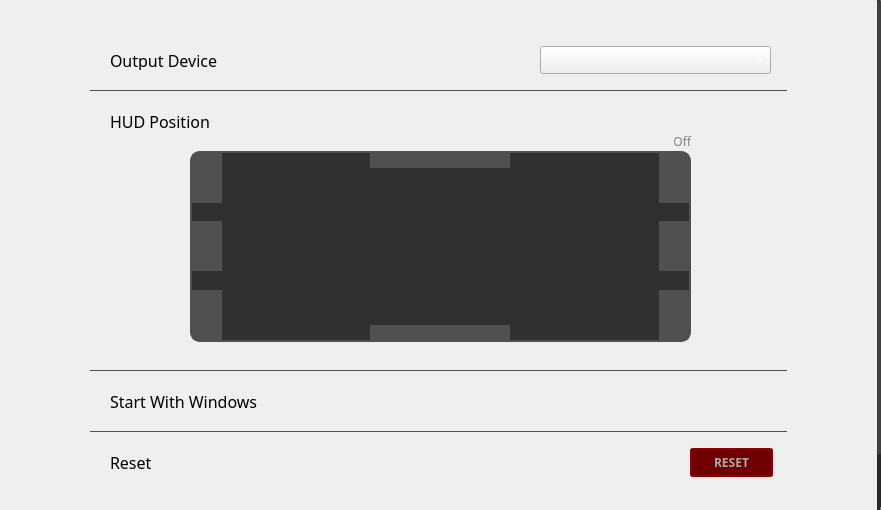
Before: the Qt Designer form qtui/settingsmenu.ui in andre-tm-hui/ReVox, drawn with Qt 5.
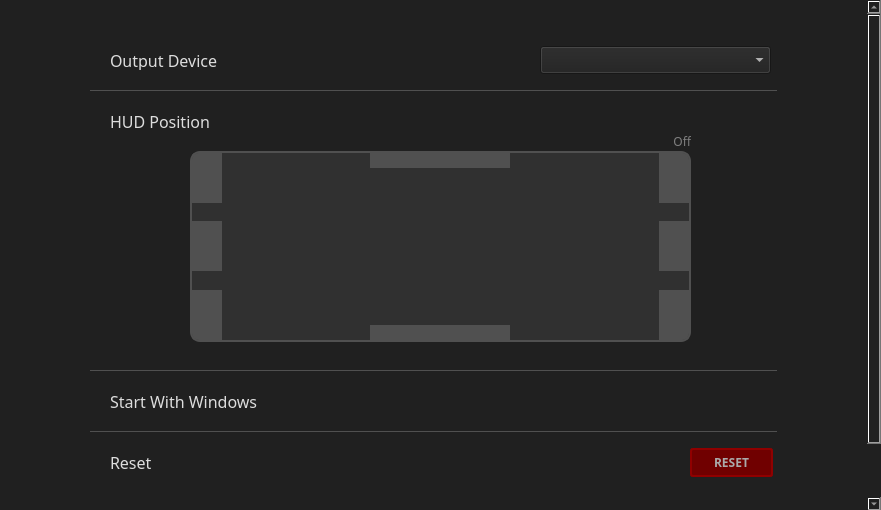
After: the same form once the commit is applied.

The edit to the form file:
```diff
--- a/qtui/settingsmenu.ui
+++ b/qtui/settingsmenu.ui
@@ -13,6 +13,11 @@
   <property name="windowTitle">
    <string>Form</string>
   </property>
+  <property name="styleSheet">
+   <string notr="true">background-color: #202020;
+color: #DDDDDD;
+font-family: &quot;Cascadia Code&quot;;</string>
+  </property>
   <widget class="QScrollArea" name="scrollArea">
    <property name="geometry">
     <rect>
@@ -44,6 +49,8 @@
 
 QScrollBar::sub-page:vertical, QScrollBar::add-page:vertical { background: none; }
 
+QScrollBar::sub-line:vertical, QScrollBar::add-line:vertical { background: none; }
+
 QScrollBar::up-arrow:vertical, QScrollBar::down-arrow:vertical { 
 width: 0px; 
 height: 0px;
@@ -64,7 +71,7 @@
     <property name="geometry">
      <rect>
       <x>0</x>
-      <y>0</y>
+      <y>-18</y>
       <width>877</width>
       <height>573</height>
      </rect>
@@ -143,7 +150,7 @@
          <string>&lt;html&gt;&lt;head/&gt;&lt;body&gt;&lt;p&gt;Set this to your headphones/audio interface. To separate the audio you hear from the audio your recording software hears, see &lt;a href=&quot;https://github.com/andre-tm-hui/VirtualSnS&quot;&gt;&lt;span style=&quot; text-decoration: underline; color:#007af4;&quot;&gt;here&lt;/span&gt;&lt;/a&gt;&lt;/p&gt;&lt;/body&gt;&lt;/html&gt;</string>
         </property>
         <property name="styleSheet">
-         <string notr="true">QToolTip { background: #000000; }</string>
+         <string notr="true"/>
         </property>
         <property name="text">
          <string>Output Device</string>
@@ -391,7 +398,7 @@
          <string>&lt;html&gt;&lt;head/&gt;&lt;body&gt;&lt;p&gt;Change where Voice FX indicators appear on your screen&lt;/p&gt;&lt;/body&gt;&lt;/html&gt;</string>
         </property>
         <property name="styleSheet">
-         <string notr="true">QToolTip { background: #000000; }</string>
+         <string notr="true"/>
         </property>
         <property name="text">
          <string>HUD Position</string>
@@ -438,7 +445,7 @@
          <string>&lt;html&gt;&lt;head/&gt;&lt;body&gt;&lt;p&gt;Set this to your headphones/audio interface. To separate the audio you hear from the audio your recording software hears, see &lt;a href=&quot;https://github.com/andre-tm-hui/VirtualSnS&quot;&gt;&lt;span style=&quot; text-decoration: underline; color:#007af4;&quot;&gt;here&lt;/span&gt;&lt;/a&gt;&lt;/p&gt;&lt;/body&gt;&lt;/html&gt;</string>
         </property>
         <property name="styleSheet">
-         <string notr="true">QToolTip { background: #000000; }</string>
+         <string notr="true"/>
         </property>
         <property name="text">
          <string>Start With Windows</string>
@@ -485,7 +492,7 @@
          <string>&lt;html&gt;&lt;head/&gt;&lt;body&gt;&lt;p&gt;Set this to your headphones/audio interface. To separate the audio you hear from the audio your recording software hears, see &lt;a href=&quot;https://github.com/andre-tm-hui/VirtualSnS&quot;&gt;&lt;span style=&quot; text-decoration: underline; color:#007af4;&quot;&gt;here&lt;/span&gt;&lt;/a&gt;&lt;/p&gt;&lt;/body&gt;&lt;/html&gt;</string>
         </property>
         <property name="styleSheet">
-         <string notr="true">QToolTip { background: #000000; }</string>
+         <string notr="true"/>
         </property>
         <property name="text">
          <string>Reset</string>
@@ -502,7 +509,7 @@
         </property>
         <property name="font">
          <font>
-          <family>Cascadia Code SemiLight</family>
+          <family>Cascadia Code</family>
           <bold>true</bold>
          </font>
         </property>
```
Left out of the diff: 6 changed lines with no effect on the pictures.
